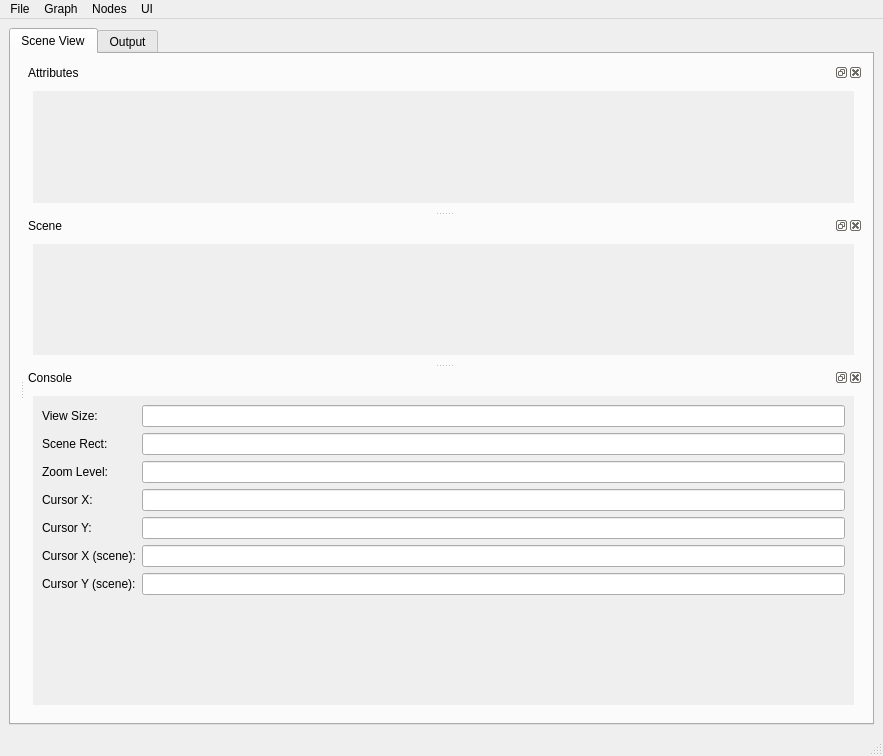
The window that ui/SceneGraph.ui (mfessenden/SceneGraph) describes before a commit, drawn with Qt 5.
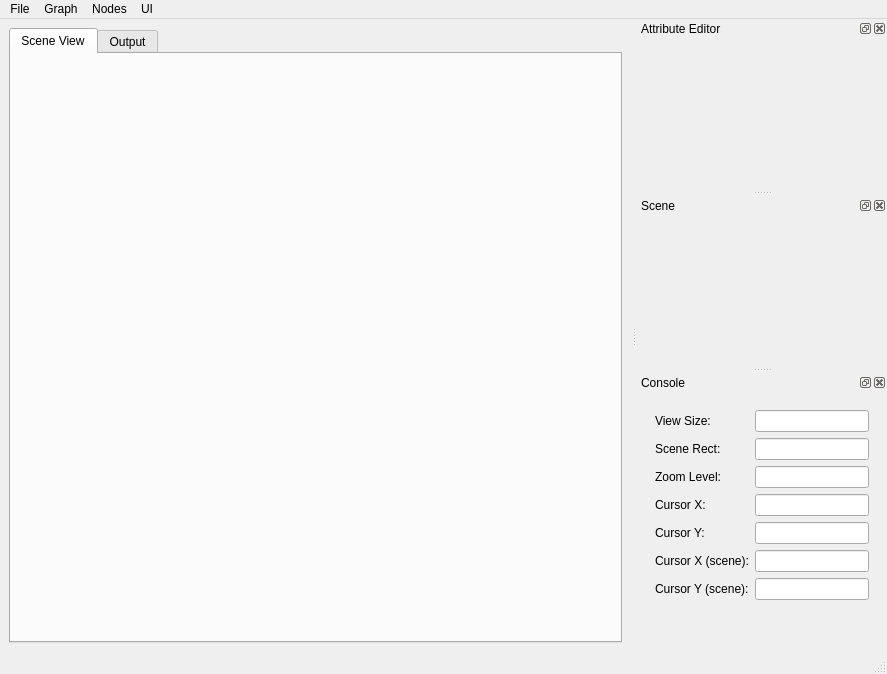
The same window after the commit. Icons and pictures are not drawn.

Commit message: - fix for dock widgets not floating - add settings window state save/restore

```diff
--- a/ui/SceneGraph.ui
+++ b/ui/SceneGraph.ui
@@ -6,8 +6,8 @@
    <rect>
     <x>0</x>
     <y>0</y>
-    <width>883</width>
-    <height>756</height>
+    <width>887</width>
+    <height>674</height>
    </rect>
   </property>
   <property name="windowTitle">
@@ -21,8 +21,8 @@
    <set>QMainWindow::AllowNestedDocks|QMainWindow::AllowTabbedDocks|QMainWindow::AnimatedDocks</set>
   </property>
   <widget class="QWidget" name="centralwidget">
-   <layout class="QVBoxLayout" name="mainLayout">
-    <item>
+   <layout class="QGridLayout" name="gridLayout">
+    <item row="0" column="0">
      <widget class="QTabWidget" name="tabWidget">
       <property name="currentIndex">
        <number>0</number>
@@ -33,246 +33,13 @@
        </attribute>
        <layout class="QVBoxLayout" name="sceneTabLayout">
         <item>
-         <widget class="QSplitter" name="main_splitter">
-          <property name="orientation">
-           <enum>Qt::Horizontal</enum>
+         <widget class="QWidget" name="gview" native="true">
+          <property name="font">
+           <font>
+            <family>DejaVu Sans</family>
+           </font>
           </property>
-          <widget class="QWidget" name="gview" native="true">
-           <property name="font">
-            <font>
-             <family>DejaVu Sans</family>
-            </font>
-           </property>
-           <layout class="QVBoxLayout" name="gviewLayout"/>
-          </widget>
-          <widget class="QSplitter" name="right_splitter">
-           <property name="orientation">
-            <enum>Qt::Vertical</enum>
-           </property>
-           <widget class="QDockWidget" name="attrEditorWidget">
-            <property name="sizePolicy">
-             <sizepolicy hsizetype="Preferred" vsizetype="Preferred">
-              <horstretch>0</horstretch>
-              <verstretch>0</verstretch>
-             </sizepolicy>
-            </property>
-            <property name="baseSize">
-             <size>
-              <width>0</width>
-              <height>0</height>
-             </size>
-            </property>
-            <property name="floating">
-             <bool>false</bool>
-            </property>
-            <property name="features">
-             <set>QDockWidget::AllDockWidgetFeatures</set>
-            </property>
-            <property name="allowedAreas">
-             <set>Qt::LeftDockWidgetArea|Qt::RightDockWidgetArea</set>
-            </property>
-            <property name="windowTitle">
-             <string>Attributes</string>
-            </property>
-            <widget class="QWidget" name="attrEditorContents">
-             <property name="baseSize">
-              <size>
-               <width>175</width>
-               <height>0</height>
-              </size>
-             </property>
-             <layout class="QVBoxLayout" name="attrEditorContentsLayout">
-              <item>
-               <widget class="QScrollArea" name="attributeScrollArea">
-                <property name="frameShape">
-                 <enum>QFrame::NoFrame</enum>
-                </property>
-                <property name="frameShadow">
-                 <enum>QFrame::Sunken</enum>
-                </property>
-                <property name="widgetResizable">
-                 <bool>true</bool>
-                </property>
-                <widget class="QWidget" name="attributeSrollAreaContents">
-                 <property name="geometry">
-                  <rect>
-                   <x>0</x>
-                   <y>0</y>
-                   <width>761</width>
-                   <height>112</height>
-                  </rect>
-                 </property>
-                 <layout class="QVBoxLayout" name="attributeScrollAreaLayout"/>
-                </widget>
-               </widget>
-              </item>
-             </layout>
-            </widget>
-           </widget>
-           <widget class="QSplitter" name="btm_splitter">
-            <property name="orientation">
-             <enum>Qt::Vertical</enum>
-            </property>
-            <widget class="QDockWidget" name="sceneWidget">
-             <property name="floating">
-              <bool>false</bool>
-             </property>
-             <property name="allowedAreas">
-              <set>Qt::LeftDockWidgetArea|Qt::RightDockWidgetArea</set>
-             </property>
-             <property name="windowTitle">
-              <string>Scene</string>
-             </property>
-             <widget class="QWidget" name="sceneWidgetContents">
-              <property name="baseSize">
-               <size>
-                <width>175</width>
-                <height>0</height>
-               </size>
-              </property>
-              <layout class="QVBoxLayout" name="sceneWidgetContentsLayout">
-               <item>
-                <widget class="QScrollArea" name="sceneScrollArea">
-                 <property name="frameShape">
-                  <enum>QFrame::NoFrame</enum>
-                 </property>
-                 <property name="widgetResizable">
-                  <bool>true</bool>
-                 </property>
-                 <widget class="QWidget" name="sceneScrollAreaContents">
-                  <property name="geometry">
-                   <rect>
-                    <x>0</x>
-                    <y>0</y>
-                    <width>761</width>
-                    <height>110</height>
-                   </rect>
-                  </property>
-                  <layout class="QVBoxLayout" name="sceneScrollAreaLayout"/>
-                 </widget>
-                </widget>
-               </item>
-              </layout>
-             </widget>
-            </widget>
-            <widget class="QDockWidget" name="consoleWidget">
-             <property name="floating">
-              <bool>false</bool>
-             </property>
-             <property name="allowedAreas">
-              <set>Qt::LeftDockWidgetArea|Qt::RightDockWidgetArea</set>
-             </property>
-             <property name="windowTitle">
-              <string>Console</string>
-             </property>
-             <widget class="QWidget" name="consoleWidgetContents">
-              <property name="baseSize">
-               <size>
-                <width>175</width>
-                <height>0</height>
-               </size>
-              </property>
-              <layout class="QVBoxLayout" name="consoleWidgetContentsLayout">
-               <item>
-                <widget class="QScrollArea" name="consoleScrollArea">
-                 <property name="frameShape">
-                  <enum>QFrame::NoFrame</enum>
-                 </property>
-                 <property name="widgetResizable">
-                  <bool>true</bool>
-                 </property>
-                 <widget class="QWidget" name="consoleScrollAreaContents">
-                  <property name="geometry">
-                   <rect>
-                    <x>0</x>
-                    <y>0</y>
-                    <width>761</width>
-                    <height>275</height>
-                   </rect>
-                  </property>
-                  <layout class="QFormLayout" name="formLayout">
-                   <property name="fieldGrowthPolicy">
-                    <enum>QFormLayout::AllNonFixedFieldsGrow</enum>
-                   </property>
-                   <item row="0" column="0">
-                    <widget class="QLabel" name="viewRectLabel">
-                     <property name="text">
-                      <string>View Size:</string>
-                     </property>
-                    </widget>
-                   </item>
-                   <item row="0" column="1">
-                    <widget class="QLineEdit" name="viewRectLineEdit"/>
-                   </item>
-                   <item row="1" column="0">
-                    <widget class="QLabel" name="sceneRectLabel">
-                     <property name="text">
-                      <string>Scene Rect:</string>
-                     </property>
-                    </widget>
-                   </item>
-                   <item row="1" column="1">
-                    <widget class="QLineEdit" name="sceneRectLineEdit"/>
-                   </item>
-                   <item row="2" column="0">
-                    <widget class="QLabel" name="zoomLevelLabel">
-                     <property name="text">
-                      <string>Zoom Level:</string>
-                     </property>
-                    </widget>
-                   </item>
-                   <item row="2" column="1">
-                    <widget class="QLineEdit" name="zoomLevelLineEdit"/>
-                   </item>
-                   <item row="3" column="0">
-                    <widget class="QLabel" name="cursorXLabel">
-                     <property name="text">
-                      <string>Cursor X:</string>
-                     </property>
-                    </widget>
-                   </item>
-                   <item row="3" column="1">
-                    <widget class="QLineEdit" name="cursorXLineEdit"/>
-                   </item>
-                   <item row="4" column="0">
-                    <widget class="QLabel" name="cursorYLabel">
-                     <property name="text">
-                      <string>Cursor Y:</string>
-                     </property>
-                    </widget>
-                   </item>
-                   <item row="4" column="1">
-                    <widget class="QLineEdit" name="cursorYLineEdit"/>
-                   </item>
-                   <item row="5" column="0">
-                    <widget class="QLabel" name="sceneCursorXLabel">
-                     <property name="text">
-                      <string>Cursor X (scene):</string>
-                     </property>
-                    </widget>
-                   </item>
-                   <item row="5" column="1">
-                    <widget class="QLineEdit" name="sceneCursorXLineEdit"/>
-                   </item>
-                   <item row="6" column="0">
-                    <widget class="QLabel" name="sceneCursorYLabel">
-                     <property name="text">
-                      <string>Cursor Y (scene):</string>
-                     </property>
-                    </widget>
-                   </item>
-                   <item row="6" column="1">
-                    <widget class="QLineEdit" name="sceneCursorYLineEdit"/>
-                   </item>
-                  </layout>
-                 </widget>
-                </widget>
-               </item>
-              </layout>
-             </widget>
-            </widget>
-           </widget>
-          </widget>
+          <layout class="QVBoxLayout" name="gviewLayout"/>
          </widget>
         </item>
        </layout>
@@ -329,7 +96,7 @@
     <rect>
      <x>0</x>
      <y>0</y>
-     <width>883</width>
+     <width>887</width>
      <height>25</height>
     </rect>
    </property>
@@ -396,6 +163,197 @@
     </font>
    </property>
   </widget>
+  <widget class="QDockWidget" name="attrEditorWidget">
+   <property name="minimumSize">
+    <size>
+     <width>250</width>
+     <height>150</height>
+    </size>
+   </property>
+   <property name="windowTitle">
+    <string>Attribute Editor</string>
+   </property>
+   <attribute name="dockWidgetArea">
+    <number>2</number>
+   </attribute>
+   <widget class="QWidget" name="attrEditorWidgetContents">
+    <layout class="QVBoxLayout" name="verticalLayout_2">
+     <item>
+      <widget class="QScrollArea" name="attributeScrollArea">
+       <property name="frameShape">
+        <enum>QFrame::NoFrame</enum>
+       </property>
+       <property name="widgetResizable">
+        <bool>true</bool>
+       </property>
+       <widget class="QWidget" name="attributeScrollAreaContents">
+        <property name="geometry">
+         <rect>
+          <x>0</x>
+          <y>0</y>
+          <width>232</width>
+          <height>162</height>
+         </rect>
+        </property>
+        <layout class="QVBoxLayout" name="attributeScrollAreaLayout"/>
+       </widget>
+      </widget>
+     </item>
+    </layout>
+   </widget>
+  </widget>
+  <widget class="QDockWidget" name="sceneWidget">
+   <property name="minimumSize">
+    <size>
+     <width>250</width>
+     <height>150</height>
+    </size>
+   </property>
+   <property name="windowTitle">
+    <string>Scene</string>
+   </property>
+   <attribute name="dockWidgetArea">
+    <number>2</number>
+   </attribute>
+   <widget class="QWidget" name="sceneWidgetContents">
+    <layout class="QVBoxLayout" name="verticalLayout_3">
+     <item>
+      <widget class="QScrollArea" name="sceneScrollArea">
+       <property name="frameShape">
+        <enum>QFrame::NoFrame</enum>
+       </property>
+       <property name="widgetResizable">
+        <bool>true</bool>
+       </property>
+       <widget class="QWidget" name="sceneScrollAreaContents">
+        <property name="geometry">
+         <rect>
+          <x>0</x>
+          <y>0</y>
+          <width>232</width>
+          <height>162</height>
+         </rect>
+        </property>
+        <layout class="QVBoxLayout" name="sceneScrollAreaLayout"/>
+       </widget>
+      </widget>
+     </item>
+    </layout>
+   </widget>
+  </widget>
+  <widget class="QDockWidget" name="consoleWidget">
+   <property name="minimumSize">
+    <size>
+     <width>250</width>
+     <height>150</height>
+    </size>
+   </property>
+   <property name="windowTitle">
+    <string>Console</string>
+   </property>
+   <attribute name="dockWidgetArea">
+    <number>2</number>
+   </attribute>
+   <widget class="QWidget" name="consoleWidgetContents">
+    <layout class="QVBoxLayout" name="verticalLayout">
+     <item>
+      <widget class="QScrollArea" name="consoleScrollArea">
+       <property name="frameShape">
+        <enum>QFrame::NoFrame</enum>
+       </property>
+       <property name="widgetResizable">
+        <bool>true</bool>
+       </property>
+       <widget class="QWidget" name="consoleScrollAreaContents">
+        <property name="geometry">
+         <rect>
+          <x>0</x>
+          <y>0</y>
+          <width>219</width>
+          <height>271</height>
+         </rect>
+        </property>
+        <layout class="QFormLayout" name="consoleScrollAreaLayout">
+         <property name="fieldGrowthPolicy">
+          <enum>QFormLayout::AllNonFixedFieldsGrow</enum>
+         </property>
+         <item row="0" column="0">
+          <widget class="QLabel" name="viewRectLabel">
+           <property name="text">
+            <string>View Size:</string>
+           </property>
+          </widget>
+         </item>
+         <item row="0" column="1">
+          <widget class="QLineEdit" name="viewRectLineEdit"/>
+         </item>
+         <item row="1" column="0">
+          <widget class="QLabel" name="sceneRectLabel">
+           <property name="text">
+            <string>Scene Rect:</string>
+           </property>
+          </widget>
+         </item>
+         <item row="1" column="1">
+          <widget class="QLineEdit" name="sceneRectLineEdit"/>
+         </item>
+         <item row="2" column="0">
+          <widget class="QLabel" name="zoomLevelLabel">
+           <property name="text">
+            <string>Zoom Level:</string>
+           </property>
+          </widget>
+         </item>
+         <item row="2" column="1">
+          <widget class="QLineEdit" name="zoomLevelLineEdit"/>
+         </item>
+         <item row="3" column="0">
+          <widget class="QLabel" name="cursorXLabel">
+           <property name="text">
+            <string>Cursor X:</string>
+           </property>
+          </widget>
+         </item>
+         <item row="3" column="1">
+          <widget class="QLineEdit" name="cursorXLineEdit"/>
+         </item>
+         <item row="4" column="0">
+          <widget class="QLabel" name="cursorYLabel">
+           <property name="text">
+            <string>Cursor Y:</string>
+           </property>
+          </widget>
+         </item>
+         <item row="4" column="1">
+          <widget class="QLineEdit" name="cursorYLineEdit"/>
+         </item>
+         <item row="5" column="0">
+          <widget class="QLabel" name="sceneCursorXLabel">
+           <property name="text">
+            <string>Cursor X (scene):</string>
+           </property>
+          </widget>
+         </item>
+         <item row="5" column="1">
+          <widget class="QLineEdit" name="sceneCursorXLineEdit"/>
+         </item>
+         <item row="6" column="0">
+          <widget class="QLabel" name="sceneCursorYLabel">
+           <property name="text">
+            <string>Cursor Y (scene):</string>
+           </property>
+          </widget>
+         </item>
+         <item row="6" column="1">
+          <widget class="QLineEdit" name="sceneCursorYLineEdit"/>
+         </item>
+        </layout>
+       </widget>
+      </widget>
+     </item>
+    </layout>
+   </widget>
+  </widget>
   <action name="action_save_graph">
    <property name="enabled">
     <bool>false</bool>
```
Left out of the diff: 55 changed lines with no effect on the pictures. The commit also changes 2 other files.
